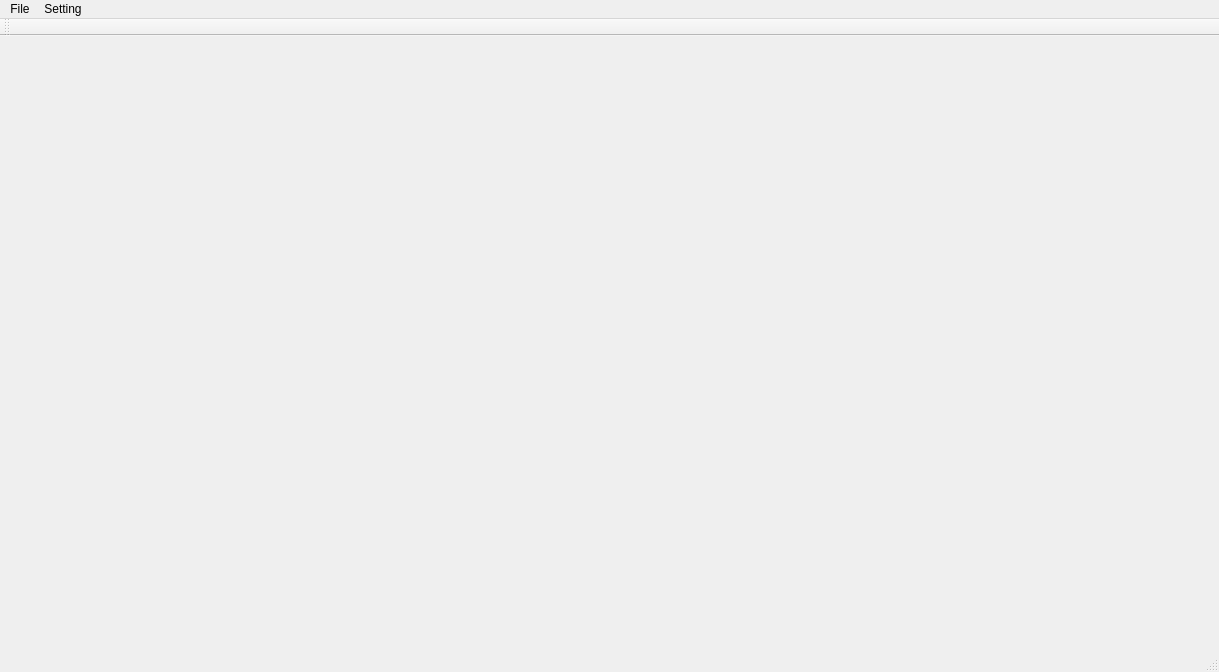
Qt form QDicomVolumeRender/dicom_volume_render.ui (JiananHe/VTK-Demo) before a commit.
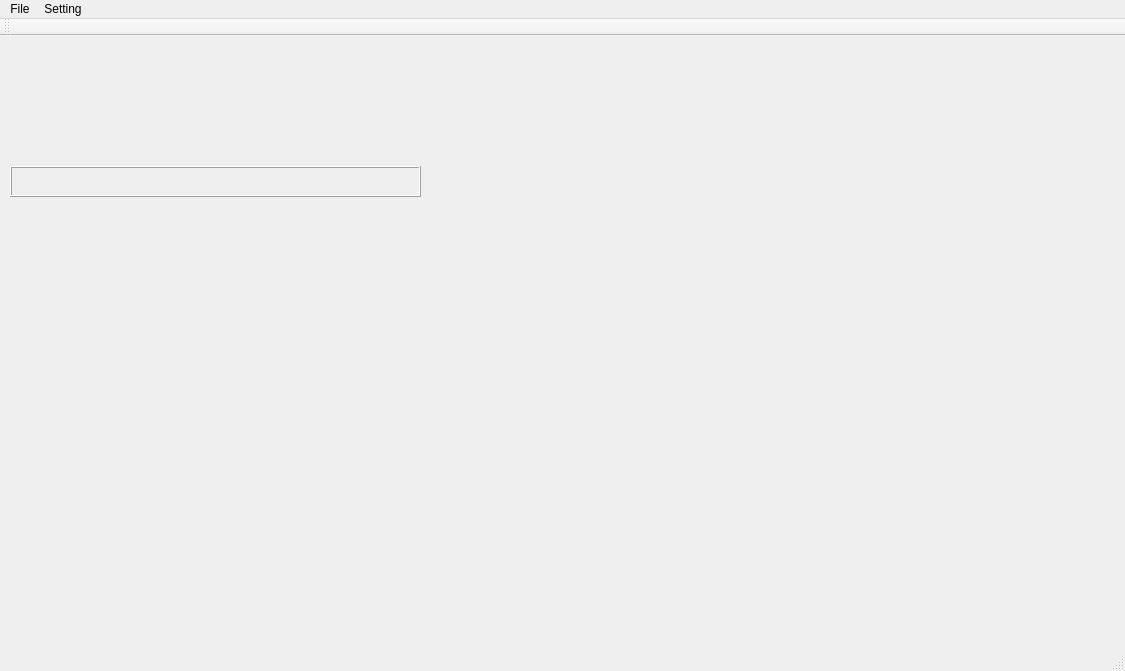
The same form after that commit. Custom widgets are drawn as their Qt base class.

Commit message: add color tf bar

Patch:
```diff
--- a/QDicomVolumeRender/dicom_volume_render.ui
+++ b/QDicomVolumeRender/dicom_volume_render.ui
@@ -6,8 +6,8 @@
    <rect>
     <x>0</x>
     <y>0</y>
-    <width>1219</width>
-    <height>672</height>
+    <width>1125</width>
+    <height>671</height>
    </rect>
   </property>
   <property name="windowTitle">
@@ -17,12 +17,60 @@
    <widget class="QVTKWidget" name="myQvtkWidget">
     <property name="geometry">
      <rect>
-      <x>290</x>
-      <y>0</y>
+      <x>450</x>
+      <y>10</y>
       <width>651</width>
       <height>581</height>
      </rect>
     </property>
+    <property name="sizePolicy">
+     <sizepolicy hsizetype="Minimum" vsizetype="Minimum">
+      <horstretch>0</horstretch>
+      <verstretch>0</verstretch>
+     </sizepolicy>
+    </property>
+   </widget>
+   <widget class="QFrame" name="color_transfer_widget">
+    <property name="geometry">
+     <rect>
+      <x>10</x>
+      <y>130</y>
+      <width>411</width>
+      <height>31</height>
+     </rect>
+    </property>
+    <property name="frameShape">
+     <enum>QFrame::Box</enum>
+    </property>
+    <property name="frameShadow">
+     <enum>QFrame::Raised</enum>
+    </property>
+   </widget>
+   <widget class="QLabel" name="min_gray_label">
+    <property name="geometry">
+     <rect>
+      <x>10</x>
+      <y>170</y>
+      <width>71</width>
+      <height>16</height>
+     </rect>
+    </property>
+    <property name="text">
+     <string/>
+    </property>
+   </widget>
+   <widget class="QLabel" name="max_gray_label">
+    <property name="geometry">
+     <rect>
+      <x>360</x>
+      <y>170</y>
+      <width>71</width>
+      <height>16</height>
+     </rect>
+    </property>
+    <property name="text">
+     <string/>
+    </property>
    </widget>
   </widget>
   <widget class="QMenuBar" name="menuBar">
@@ -30,7 +78,7 @@
     <rect>
      <x>0</x>
      <y>0</y>
-     <width>1219</width>
+     <width>1125</width>
      <height>26</height>
     </rect>
    </property>
```
The commit also changes 2 other files.
